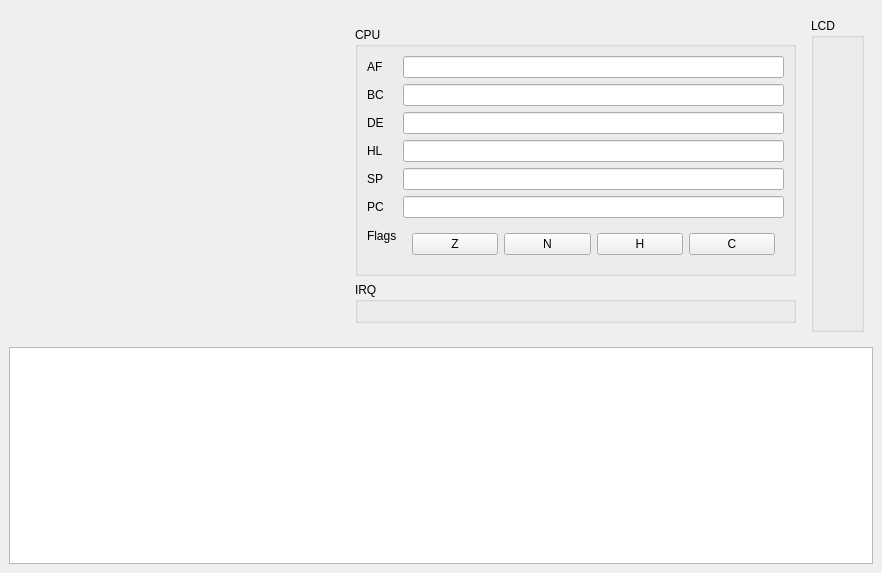
This is gui/MainWindow.ui in dezgeg/yagb as Qt 5 draws it before an edit. The edited form follows.
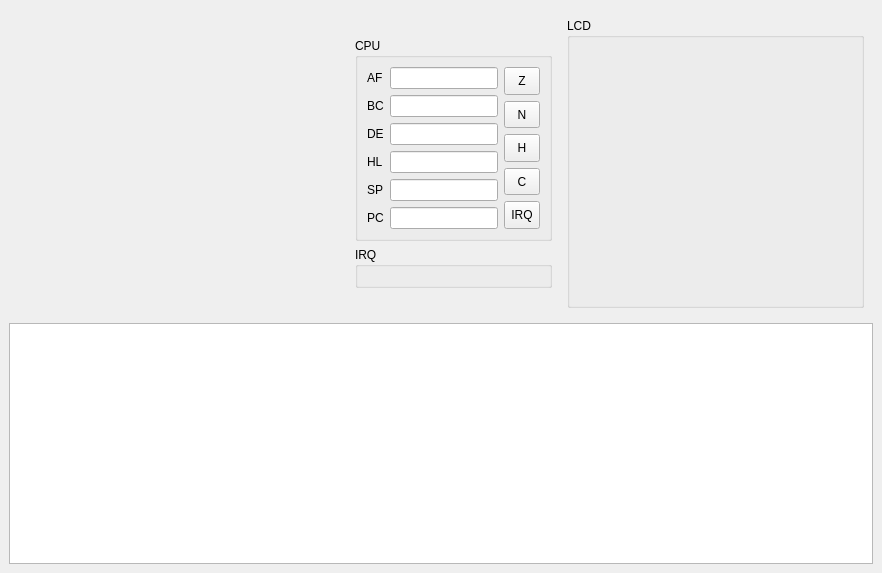
This is the edited form. Custom widgets are drawn as their Qt base class.

Diff of the .ui file:
```diff
--- a/gui/MainWindow.ui
+++ b/gui/MainWindow.ui
@@ -17,13 +17,19 @@
    <layout class="QVBoxLayout" name="outerLayout">
     <item>
      <widget class="QWidget" name="topPane" native="true">
+      <property name="sizePolicy">
+       <sizepolicy hsizetype="Minimum" vsizetype="Minimum">
+        <horstretch>0</horstretch>
+        <verstretch>0</verstretch>
+       </sizepolicy>
+      </property>
       <layout class="QHBoxLayout" name="topPaneLayout">
        <item>
         <widget class="LcdWidget" name="lcdWidget" native="true">
          <property name="sizePolicy">
           <sizepolicy hsizetype="Fixed" vsizetype="Fixed">
-           <horstretch>0</horstretch>
-           <verstretch>0</verstretch>
+           <horstretch>1</horstretch>
+           <verstretch>1</verstretch>
           </sizepolicy>
          </property>
          <property name="minimumSize">
@@ -42,6 +48,12 @@
        </item>
        <item>
         <widget class="QWidget" name="topPaneColumn1Container" native="true">
+         <property name="sizePolicy">
+          <sizepolicy hsizetype="Fixed" vsizetype="Fixed">
+           <horstretch>0</horstretch>
+           <verstretch>0</verstretch>
+          </sizepolicy>
+         </property>
          <layout class="QVBoxLayout" name="topPaneColumn1Layout">
           <item>
            <widget class="QGroupBox" name="cpuRegsGroupbox">
@@ -54,7 +66,9 @@
             <property name="title">
              <string>CPU</string>
             </property>
-            <layout class="QFormLayout" name="cpuRegsFormLayout">
+            <layout class="QHBoxLayout" name="horizontalLayout">
+             <item>
+              <layout class="QFormLayout" name="formLayout">
              <item row="0" column="0">
               <widget class="QLabel" name="cpuRegsAfLabel">
                <property name="text">
@@ -115,26 +129,14 @@
              <item row="5" column="1">
               <widget class="HexTextField4" name="cpuRegsPc"/>
              </item>
-             <item row="6" column="0">
-              <widget class="QLabel" name="cpuRegsFlagsLabel">
-               <property name="text">
-                <string>Flags</string>
-               </property>
-              </widget>
+              </layout>
              </item>
-             <item row="6" column="1">
-              <widget class="QWidget" name="cpuRegsFlagsContainer" native="true">
-               <property name="sizePolicy">
-                <sizepolicy hsizetype="Minimum" vsizetype="Minimum">
-                 <horstretch>0</horstretch>
-                 <verstretch>0</verstretch>
-                </sizepolicy>
-               </property>
-               <layout class="QHBoxLayout" name="cpuRegsFlagsLayout">
                 <item>
-                 <widget class="QPushButton" name="cpuFlagZ">
+              <layout class="QGridLayout" name="gridLayout">
+               <item row="0" column="0">
+                <widget class="OneCharacterButton" name="cpuFlagZ">
                   <property name="sizePolicy">
-                   <sizepolicy hsizetype="Minimum" vsizetype="Minimum">
+                  <sizepolicy hsizetype="Minimum" vsizetype="Expanding">
                     <horstretch>0</horstretch>
                     <verstretch>0</verstretch>
                    </sizepolicy>
@@ -144,10 +146,10 @@
                   </property>
                  </widget>
                 </item>
-                <item>
-                 <widget class="QPushButton" name="cpuFlagC">
+               <item row="1" column="0">
+                <widget class="OneCharacterButton" name="cpuFlagC">
                   <property name="sizePolicy">
-                   <sizepolicy hsizetype="Minimum" vsizetype="Minimum">
+                  <sizepolicy hsizetype="Minimum" vsizetype="Expanding">
                     <horstretch>0</horstretch>
                     <verstretch>0</verstretch>
                    </sizepolicy>
@@ -157,10 +159,10 @@
                   </property>
                  </widget>
                 </item>
-                <item>
-                 <widget class="QPushButton" name="cpuFlagH">
+               <item row="2" column="0">
+                <widget class="OneCharacterButton" name="cpuFlagH">
                   <property name="sizePolicy">
-                   <sizepolicy hsizetype="Minimum" vsizetype="Minimum">
+                  <sizepolicy hsizetype="Minimum" vsizetype="Expanding">
                     <horstretch>0</horstretch>
                     <verstretch>0</verstretch>
                    </sizepolicy>
@@ -170,10 +172,10 @@
                   </property>
                  </widget>
                 </item>
-                <item>
-                 <widget class="QPushButton" name="cpuFlagN">
+               <item row="3" column="0">
+                <widget class="OneCharacterButton" name="cpuFlagN">
                   <property name="sizePolicy">
-                   <sizepolicy hsizetype="Minimum" vsizetype="Minimum">
+                  <sizepolicy hsizetype="Minimum" vsizetype="Expanding">
                     <horstretch>0</horstretch>
                     <verstretch>0</verstretch>
                    </sizepolicy>
@@ -183,14 +185,32 @@
                   </property>
                  </widget>
                 </item>
-               </layout>
-              </widget>
+               <item row="4" column="0">
+                <widget class="OneCharacterButton" name="cpuFlagIrqs">
+                 <property name="sizePolicy">
+                  <sizepolicy hsizetype="Minimum" vsizetype="Expanding">
+                   <horstretch>0</horstretch>
+                   <verstretch>0</verstretch>
+                  </sizepolicy>
+                 </property>
+                 <property name="text">
+                  <string>IRQ</string>
+                 </property>
+                </widget>
+               </item>
+              </layout>
              </item>
             </layout>
            </widget>
           </item>
           <item>
            <widget class="QGroupBox" name="irqsGroupbox">
+            <property name="sizePolicy">
+             <sizepolicy hsizetype="Minimum" vsizetype="Minimum">
+              <horstretch>0</horstretch>
+              <verstretch>0</verstretch>
+             </sizepolicy>
+            </property>
             <property name="title">
              <string>IRQ</string>
             </property>
@@ -233,6 +253,11 @@
    <extends>QLineEdit</extends>
    <header>gui/HexTextField.hpp</header>
   </customwidget>
+  <customwidget>
+   <class>OneCharacterButton</class>
+   <extends>QToolButton</extends>
+   <header>gui/OneCharacterButton.hpp</header>
+  </customwidget>
  </customwidgets>
  <resources/>
  <connections/>
```
Lines whose indentation alone changed are shown as unchanged.
